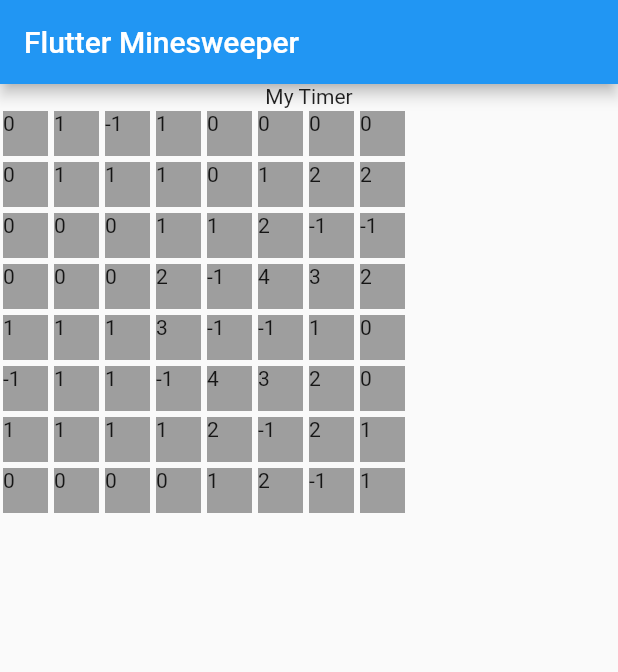
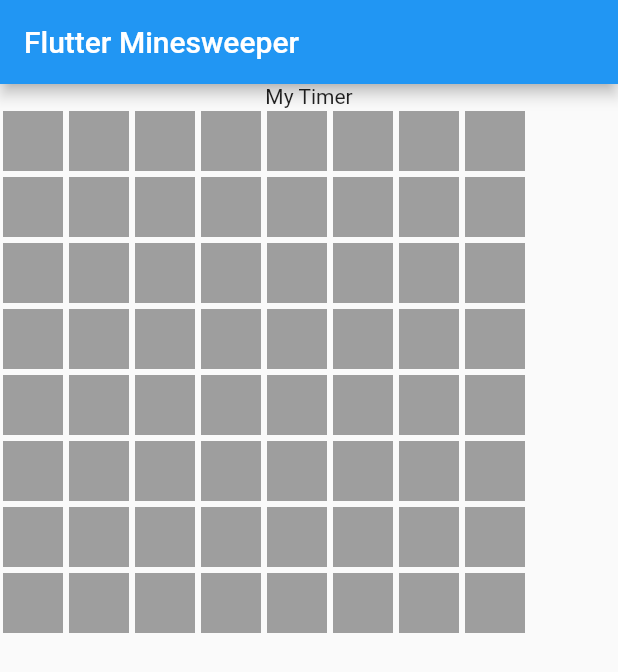
Before and after one commit to Naivec0de/Flutter-Minesweeper, a Flutter app: the screen it shows after launch, on a phone screen of 412 x 824 dp. Shown: the top 672 px of the screen. Run offline on Flutter 3.47's test engine with Material 2 defaults, Android fonts, the phone set to English and light mode, and no system bars; statements that could not run were skipped.

Commit message:
Continue work on game logic

```diff
--- a/lib/GameBoard.dart
+++ b/lib/GameBoard.dart
@@ -6,15 +6,15 @@ const int _dim = 8;
 const _mines = 10;
 const MINE = -1; // denotes the cell contains a MINE
 
+List<List<CellState>> _board = List.generate(
+    _dim, (i) => List<CellState>.generate(_dim, (j) => CellState(i, j)));
+
 class GameBoard extends StatefulWidget {
   @override
   State createState() => GameState();
 }
 
 class GameState extends State<GameBoard> {
-  List<List<int>> _board =
-      List.generate(_dim, (i) => List<int>.filled(_dim, 0));
-
   @override
   void initState() {
     _resetBoard();
@@ -33,33 +33,20 @@ class GameState extends State<GameBoard> {
       do {
         x = rnd.nextInt(_dim);
         y = rnd.nextInt(_dim);
-      } while (_board[x][y] == MINE);
+      } while (_board[x][y].isMine());
 
-      _board[x][y] = MINE;
+      _board[x][y].setMine();
     }
     // calc nearby numbers:
-    int isMine(int i, int j) {
-      if (i >= 0 && i < _dim && j >= 0 && j < _dim) {
-        return _board[i][j] == MINE ? 1 : 0;
-      }
-      return 0;
-    }
-
     for (int i = 0; i < _dim; i++) {
       for (int j = 0; j < _dim; j++) {
-        if (_board[i][j] == MINE) {
+        if (_board[i][j].isMine()) {
           continue;
         }
-        int count = 0;
-        count += isMine(i - 1, j - 1);
-        count += isMine(i - 1, j + 1);
-        count += isMine(i - 1, j);
-        count += isMine(i + 1, j - 1);
-        count += isMine(i + 1, j + 1);
-        count += isMine(i + 1, j);
-        count += isMine(i, j - 1);
-        count += isMine(i, j + 1);
-        _board[i][j] = count;
+        _board[i][j].nearby = _board[i][j]
+            .getNearbyCells()
+            .map((cell) => cell.isMine() ? 1 : 0)
+            .reduce((acc, cell) => acc + cell);
       }
     }
   }
@@ -74,7 +61,7 @@ class GameState extends State<GameBoard> {
     for (int i = 0; i < _dim; i++) {
       final row = <Widget>[];
       for (int j = 0; j < _dim; j++) {
-        final cell = GameCell(count: _board[i][j]);
+        final cell = GameCell(i, j);
         row.add(cell);
       }
       col.add(Row(children: row));
@@ -84,45 +71,88 @@ class GameState extends State<GameBoard> {
 }
 
 class GameCell extends StatefulWidget {
-  final int count;
+  final int i, j;
 
-  GameCell({this.count});
+  GameCell(this.i, this.j);
 
   @override
-  State createState() => CellState(count: count);
+  State createState() => _board[i][j];
 }
 
 class CellState extends State<GameCell> {
+  int x, y;
   bool revealed = false;
   bool flagged = false;
-  int count = 0;
+  int nearby = 0; // -1 is MINE, non-negative numbers are nearby indicators
 
-  CellState({this.count});
+  CellState(this.x, this.y);
+
+  bool isMine() {
+    return nearby == -1;
+  }
+
+  void setMine() {
+    nearby = -1;
+  }
+
+  void reveal() {
+    if (revealed || flagged) return;
+
+    setState(() {
+      revealed = true;
+    });
+
+    // auto click, if the cell is completely safe
+    if (nearby == 0) {
+      getNearbyCells().forEach((cell) => cell.reveal());
+    }
+  }
+
+  List<CellState> getNearbyCells() {
+    return [
+      Point(x - 1, y - 1),
+      Point(x - 1, y + 1),
+      Point(x - 1, y),
+      Point(x + 1, y - 1),
+      Point(x + 1, y + 1),
+      Point(x + 1, y),
+      Point(x, y - 1),
+      Point(x, y + 1),
+    ]
+        .where((pt) => pt.x >= 0 && pt.x < _dim && pt.y >= 0 && pt.y < _dim)
+        .map((pt) => _board[pt.x][pt.y])
+        .toList();
+  }
 
   @override
   Widget build(BuildContext context) {
     return GestureDetector(
       onLongPress: () {
-        if (revealed) {
-          // highlight nearby cells:
-        } else {
+        if (!revealed) {
           // flag current cell:
           setState(() {
             flagged = !flagged;
           });
         }
       },
-      onTap: () {
-        setState(() {
-          revealed = true;
-        });
-      },
+      onTap: reveal,
       child: Container(
         margin: EdgeInsets.all(2.0),
-        height: 30.0,
-        width: 30.0,
+        height: 40.0,
+        width: 40.0,
         color: flagged ? Colors.red : revealed ? Colors.white : Colors.grey,
-        child: Text('$count'),
+//        color: isMine() ? Colors.red : Colors.white,
+        child: revealed
+            ? (isMine()
+                ? Icon(
+                    Icons.brightness_high,
+                    color: Colors.black,
+                  )
+                : Text(
+                    nearby == 0 ? "" : '$nearby',
+                    style: TextStyle(fontSize: 24),
+                  ))
+            : Text(""),
       ),
     );
   }
```
